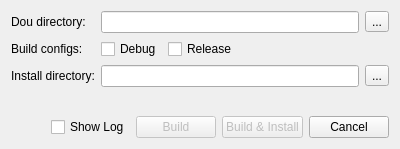
Old version of the form src/dots/dots_dobmake.ss/src/dobmake.ui in the repository SafirSDK/safir-sdk-core.
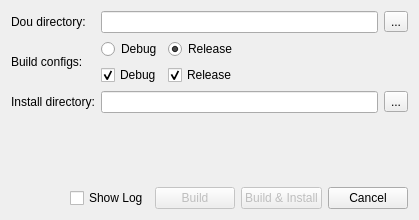
New version of the form.

Commit message: more logic for main dialog

The edit to the form file:
```diff
--- a/src/dots/dots_dobmake.ss/src/dobmake.ui
+++ b/src/dots/dots_dobmake.ss/src/dobmake.ui
@@ -6,8 +6,8 @@
    <rect>
     <x>0</x>
     <y>0</y>
-    <width>400</width>
-    <height>149</height>
+    <width>419</width>
+    <height>220</height>
    </rect>
   </property>
   <property name="windowTitle">
@@ -15,93 +15,180 @@
   </property>
   <layout class="QVBoxLayout" name="verticalLayout">
    <item>
-    <layout class="QGridLayout" name="gridLayout" columnstretch="0,1,0">
-     <item row="0" column="0">
-      <widget class="QLabel" name="label">
+    <layout class="QGridLayout" name="gridLayout" columnstretch="0,0,0">
+     <item row="4" column="1">
+      <widget class="QLineEdit" name="installDirectory">
+       <property name="toolTip">
+        <string>Directory to which the result of the build should be installed to.</string>
+       </property>
        <property name="text">
-        <string>Dou directory:</string>
+        <string/>
        </property>
       </widget>
      </item>
-     <item row="1" column="0">
+     <item row="3" column="0">
       <widget class="QLabel" name="label_2">
        <property name="text">
         <string>Build configs:</string>
        </property>
       </widget>
      </item>
-     <item row="2" column="0">
+     <item row="4" column="0">
       <widget class="QLabel" name="label_3">
        <property name="text">
         <string>Install directory:</string>
        </property>
       </widget>
      </item>
+     <item row="0" column="0">
+      <widget class="QLabel" name="label">
+       <property name="text">
+        <string>Dou directory:</string>
+       </property>
+      </widget>
+     </item>
+     <item row="4" column="2">
+      <widget class="QToolButton" name="installDirectoryBrowse">
+       <property name="toolTip">
+        <string>Open a file browser.</string>
+       </property>
+       <property name="text">
+        <string>...</string>
+       </property>
+      </widget>
+     </item>
+     <item row="0" column="2">
+      <widget class="QToolButton" name="douDirectoryBrowse">
+       <property name="toolTip">
+        <string>Open a file browser.</string>
+       </property>
+       <property name="text">
+        <string>...</string>
+       </property>
+      </widget>
+     </item>
      <item row="0" column="1">
       <widget class="QLineEdit" name="douDirectory">
        <property name="toolTip">
         <string>The path to the directory containing dou files and a CMakeLists.txt file that you want to build.</string>
        </property>
-      </widget>
-     </item>
-     <item row="2" column="1">
-      <widget class="QLineEdit" name="installDirectory">
-       <property name="toolTip">
-        <string>Directory to which the result of the build should be installed to.</string>
+       <property name="text">
+        <string/>
        </property>
       </widget>
      </item>
-     <item row="1" column="1" colspan="2">
-      <layout class="QHBoxLayout" name="horizontalLayout">
+     <item row="3" column="1" colspan="2">
+      <layout class="QVBoxLayout" name="verticalLayout_3">
        <item>
-        <widget class="QCheckBox" name="debug">
-         <property name="text">
-          <string>Debug</string>
+        <widget class="QFrame" name="configRadioButtons">
+         <property name="frameShape">
+          <enum>QFrame::NoFrame</enum>
          </property>
-        </widget>
-       </item>
-       <item>
-        <widget class="QCheckBox" name="release">
-         <property name="text">
-          <string>Release</string>
+         <property name="frameShadow">
+          <enum>QFrame::Raised</enum>
          </property>
+         <layout class="QHBoxLayout" name="horizontalLayout">
+          <property name="leftMargin">
+           <number>0</number>
+          </property>
+          <property name="topMargin">
+           <number>0</number>
+          </property>
+          <property name="rightMargin">
+           <number>0</number>
+          </property>
+          <property name="bottomMargin">
+           <number>0</number>
+          </property>
+          <item>
+           <widget class="QRadioButton" name="debugRadioButton">
+            <property name="text">
+             <string>Debug</string>
+            </property>
+           </widget>
+          </item>
+          <item>
+           <widget class="QRadioButton" name="releaseRadioButton">
+            <property name="text">
+             <string>Release</string>
+            </property>
+            <property name="checked">
+             <bool>true</bool>
+            </property>
+           </widget>
+          </item>
+          <item>
+           <spacer name="horizontalSpacer_3">
+            <property name="orientation">
+             <enum>Qt::Horizontal</enum>
+            </property>
+            <property name="sizeHint" stdset="0">
+             <size>
+              <width>44</width>
+              <height>20</height>
+             </size>
+            </property>
+           </spacer>
+          </item>
+         </layout>
         </widget>
        </item>
        <item>
-        <spacer name="horizontalSpacer_2">
-         <property name="orientation">
-          <enum>Qt::Horizontal</enum>
+        <widget class="QFrame" name="configCheckButtons">
+         <property name="frameShape">
+          <enum>QFrame::NoFrame</enum>
          </property>
-         <property name="sizeHint" stdset="0">
-          <size>
-           <width>40</width>
-           <height>20</height>
-          </size>
-         </property>
-        </spacer>
+         <layout class="QHBoxLayout" name="horizontalLayout_4">
+          <property name="leftMargin">
+           <number>0</number>
+          </property>
+          <property name="topMargin">
+           <number>0</number>
+          </property>
+          <property name="rightMargin">
+           <number>0</number>
+          </property>
+          <property name="bottomMargin">
+           <number>0</number>
+          </property>
+          <item>
+           <widget class="QCheckBox" name="debugCheckButton">
+            <property name="text">
+             <string>Debug</string>
+            </property>
+            <property name="checked">
+             <bool>true</bool>
+            </property>
+           </widget>
+          </item>
+          <item>
+           <widget class="QCheckBox" name="releaseCheckButton">
+            <property name="text">
+             <string>Release</string>
+            </property>
+            <property name="checked">
+             <bool>true</bool>
+            </property>
+           </widget>
+          </item>
+          <item>
+           <spacer name="horizontalSpacer_4">
+            <property name="orientation">
+             <enum>Qt::Horizontal</enum>
+            </property>
+            <property name="sizeHint" stdset="0">
+             <size>
+              <width>40</width>
+              <height>20</height>
+             </size>
+            </property>
+           </spacer>
+          </item>
+         </layout>
+        </widget>
        </item>
       </layout>
      </item>
-     <item row="2" column="2">
-      <widget class="QToolButton" name="installDirectoryBrowse">
-       <property name="toolTip">
-        <string>Open a file browser.</string>
-       </property>
-       <property name="text">
-        <string>...</string>
-       </property>
-      </widget>
-     </item>
-     <item row="0" column="2">
-      <widget class="QToolButton" name="douDirectoryBrowse">
-       <property name="toolTip">
-        <string>Open a file browser.</string>
-       </property>
-       <property name="text">
-        <string>...</string>
-       </property>
-      </widget>
-     </item>
     </layout>
    </item>
    <item>
```
The commit also changes 3 other files.
